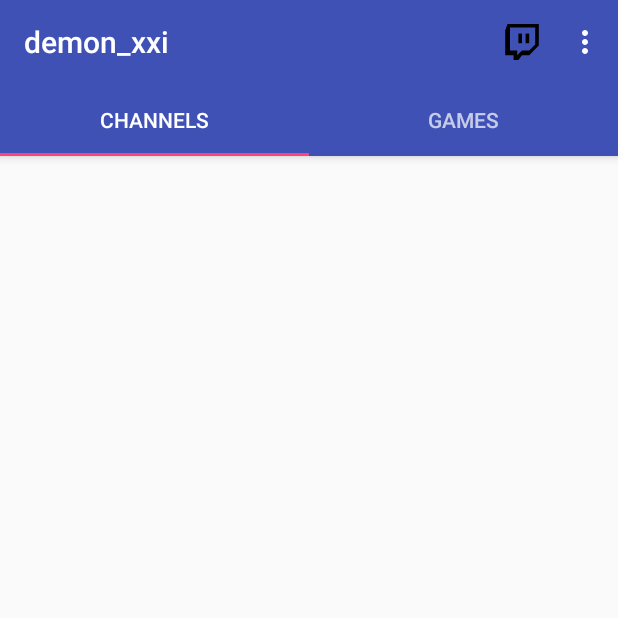
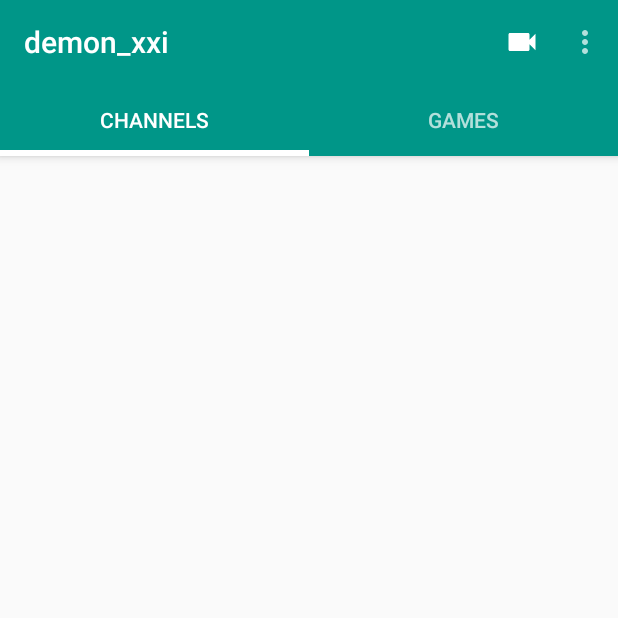
Before and after one commit to demon-xxi/es-lurker-stats-android, an Android app: the screen it shows after launch (ViewerActivity), after a tap on "Open Channel", on a phone screen of 412 x 824 dp, the top half of it. Run offline under Robolectric (Android 15) with nearby library versions, the phone set to English and light mode, and no system bars; our stand-ins replace Picasso; libraries missing offline, so code that uses them is left out: com.snappydb, io.supercharge.rxsnappy; pictures from the network do not load; 6 statements that could not run were skipped.

Commit message:
close #5 Small style tweaks

```diff
--- a/app/build.gradle
+++ b/app/build.gradle
@@ -6,7 +6,7 @@ android {
 
     defaultConfig {
         applicationId "tv.esporter.lurkerstats"
-        minSdkVersion 21
+        minSdkVersion 19
         targetSdkVersion 23
         versionCode 1
         versionName "1.0"
--- a/app/src/main/java/tv/esporter/lurkerstats/ViewerActivity.java
+++ b/app/src/main/java/tv/esporter/lurkerstats/ViewerActivity.java
@@ -276,6 +276,9 @@ public class ViewerActivity extends AppCompatActivity {
         // as you specify a parent activity in AndroidManifest.xml.
 
         switch (item.getItemId()){
+            case R.id.action_twitch_channel:
+                Integrator.openTwitchChannel(this, mUserName);
+                break;
             case R.id.action_settings:
                 return true;
             case android.R.id.home:
@@ -291,7 +294,7 @@ public class ViewerActivity extends AppCompatActivity {
 
         switch (item.type) {
             case GAME:
-                Integrator.OpenTwitchGame(this, item.name);
+                Integrator.openTwitchGame(this, item.name);
                 break;
             case CHANNEL:
                 Intent intent = new Intent(this, ViewerActivity.class);
--- a/app/src/main/java/tv/esporter/lurkerstats/util/Integrator.java
+++ b/app/src/main/java/tv/esporter/lurkerstats/util/Integrator.java
@@ -9,16 +9,31 @@ public class Integrator {
     private static final String TWITCH_GAME_APP = "twitch://game/%s";
     private static final String TWITCH_GAME_WEB = "https://www.twitch.tv/directory/game/%s";
 
-    public static void OpenTwitchGame(Context context, String name){
-        Intent intent = Build.intent(Intent.ACTION_VIEW)
-                .data(Uri.parse(String.format(TWITCH_GAME_APP, name))).build();
+    private static final String TWITCH_CHANNEL_APP = "twitch://stream/%s";
+    private static final String TWITCH_CHANNEL_WEB = "https://www.twitch.tv/%s";
 
-        if (intent.resolveActivity(context.getPackageManager()) != null){
+    private static boolean openAnyUriIntent(Context context, Uri... uris){
+        for (Uri uri : uris){
+            Intent intent = Build.intent(Intent.ACTION_VIEW)
+                    .data(uri).build();
+            if (intent.resolveActivity(context.getPackageManager())==null) continue;
             context.startActivity(intent);
-        } else {
-            Intent webintent = Build.intent(Intent.ACTION_VIEW)
-                    .data(Uri.parse(String.format(TWITCH_GAME_WEB, name))).build();
-            context.startActivity(webintent);
+            return true;
         }
+        return  false;
+    }
+
+    public static void openTwitchGame(Context context, String name){
+        openAnyUriIntent(context,
+                Uri.parse(String.format(TWITCH_GAME_APP, name)),
+                Uri.parse(String.format(TWITCH_GAME_WEB, name))
+        );
+    }
+
+    public static void openTwitchChannel(Context context, String name) {
+        openAnyUriIntent(context,
+                Uri.parse(String.format(TWITCH_CHANNEL_APP, name)),
+                Uri.parse(String.format(TWITCH_CHANNEL_WEB, name))
+        );
     }
 }
--- /dev/null
+++ b/app/src/main/res/drawable/ic_channel.xml
@@ -0,0 +1,9 @@
+<vector xmlns:android="http://schemas.android.com/apk/res/android"
+        android:width="24dp"
+        android:height="24dp"
+        android:viewportWidth="24.0"
+        android:viewportHeight="24.0">
+    <path
+        android:fillColor="@color/primary_text_default_material_dark"
+        android:pathData="M17,10.5V7c0,-0.55 -0.45,-1 -1,-1H4c-0.55,0 -1,0.45 -1,1v10c0,0.55 0.45,1 1,1h12c0.55,0 1,-0.45 1,-1v-3.5l4,4v-11l-4,4z"/>
+</vector>
--- /dev/null
+++ b/app/src/main/res/drawable/ic_twitch.xml
@@ -0,0 +1,6 @@
+<vector android:height="24dp" android:viewportHeight="30.0"
+    android:viewportWidth="30.0" android:width="24dp" xmlns:android="http://schemas.android.com/apk/res/android">
+    <path android:fillColor="@color/primary_text_default_material_dark" android:pathData="M21,26h-6l-3,4H8v-4H1V5.132L3,0h26v18L21,26zM26,17V3H5v19h6v4l4,-4h6L26,17z"/>
+    <path android:fillColor="@color/primary_text_default_material_dark" android:pathData="M18,8h3v8h-3z"/>
+    <path android:fillColor="@color/primary_text_default_material_dark" android:pathData="M12,8h3v8h-3z"/>
+</vector>
--- a/app/src/main/res/drawable/twitch.xml
+++ /dev/null
@@ -1,6 +0,0 @@
-<vector android:height="24dp" android:viewportHeight="30.0"
-    android:viewportWidth="30.0" android:width="24dp" xmlns:android="http://schemas.android.com/apk/res/android">
-    <path android:fillColor="#FF000000" android:pathData="M21,26h-6l-3,4H8v-4H1V5.132L3,0h26v18L21,26zM26,17V3H5v19h6v4l4,-4h6L26,17z"/>
-    <path android:fillColor="#FF000000" android:pathData="M18,8h3v8h-3z"/>
-    <path android:fillColor="#FF000000" android:pathData="M12,8h3v8h-3z"/>
-</vector>
--- a/app/src/main/res/layout/activity_viewer.xml
+++ b/app/src/main/res/layout/activity_viewer.xml
@@ -11,19 +11,21 @@
         android:id="@+id/appbar"
         android:layout_width="match_parent"
         android:layout_height="wrap_content"
-        android:theme="@style/ThemeOverlay.AppCompat.Dark.ActionBar">
+        android:theme="@style/ThemeOverlay.AppCompat.Dark"
+        >
 
         <android.support.v7.widget.Toolbar
             android:id="@+id/toolbar"
             android:layout_width="match_parent"
             android:layout_height="?attr/actionBarSize"
-            android:background="?attr/colorPrimary"
-            app:popupTheme="@style/ThemeOverlay.AppCompat.Light"
+            android:popupTheme="@style/ThemeOverlay.AppCompat.Light"
             app:layout_scrollFlags="scroll|enterAlways|snap" />
 
         <android.support.design.widget.TabLayout
             android:id="@+id/tabs"
             android:layout_width="match_parent"
+            app:tabIndicatorColor="?android:textColorPrimary"
+            app:tabIndicatorHeight="4dp"
             android:layout_height="wrap_content" />
 
     </android.support.design.widget.AppBarLayout>
--- a/app/src/main/res/menu/menu_viewer.xml
+++ b/app/src/main/res/menu/menu_viewer.xml
@@ -10,8 +10,8 @@
 
     <item
         android:id="@+id/action_twitch_channel"
-        android:icon="@drawable/twitch"
-        android:orderInCategory="800"
+        android:icon="@drawable/ic_channel"
+        android:orderInCategory="80"
 
         android:title="@string/action_twitch_channel"
         app:showAsAction="always" />
--- a/app/src/main/res/values/colors.xml
+++ b/app/src/main/res/values/colors.xml
@@ -1,7 +1,7 @@
 <?xml version="1.0" encoding="utf-8"?>
 <resources>
-    <color name="colorPrimary">#3F51B5</color>
-    <color name="colorPrimaryDark">#303F9F</color>
-    <color name="colorAccent">#FF4081</color>
+    <color name="colorPrimary">#009688</color>
+    <color name="colorPrimaryDark">#009688</color>
+    <color name="colorAccent">#009688</color>
     <color name="window_background">#FFF5F5F5</color>
 </resources>
--- a/build.gradle
+++ b/build.gradle
@@ -6,7 +6,7 @@ buildscript {
         mavenCentral()
     }
     dependencies {
-        classpath 'com.android.tools.build:gradle:2.1.0-alpha1'
+        classpath 'com.android.tools.build:gradle:2.1.0-alpha3'
 
         // NOTE: Do not place your application dependencies here; they belong
         // in the individual module build.gradle files
```
Also changed, not shown: app/src/main/ic_launcher-web.png, app/src/main/res/mipmap-hdpi/ic_launcher.png, app/src/main/res/mipmap-mdpi/ic_launcher.png, app/src/main/res/mipmap-xhdpi/ic_launcher.png, app/src/main/res/mipmap-xxhdpi/ic_launcher.png, app/src/main/res/mipmap-xxxhdpi/ic_launcher.png.
